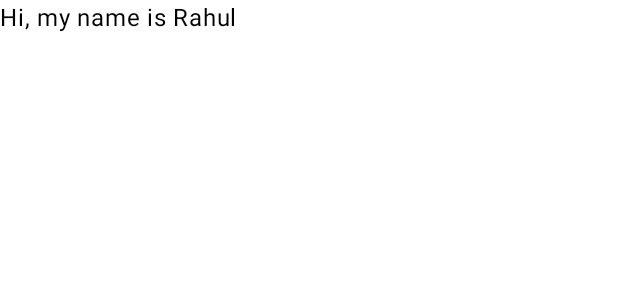
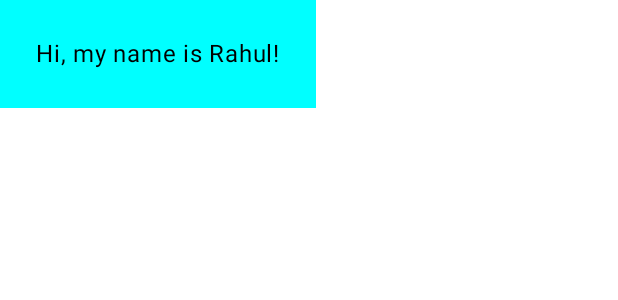
Before and after one commit to CoddeM/AndroidComposeCourse, an Android app built with Jetpack Compose: the @Preview function GreetingPreview, on a phone screen of 412 x 824 dp. Shown: the top 300 px of the screen. Run offline under Robolectric (Android 15) with nearby library versions, the phone set to English and light mode, and no system bars.

Commit message:
GreetingCard_01

```diff
--- a/01_GreetingCard/app/src/main/java/com/example/greetingcard/MainActivity.kt
+++ b/01_GreetingCard/app/src/main/java/com/example/greetingcard/MainActivity.kt
@@ -4,17 +4,19 @@ import android.os.Bundle
 import androidx.activity.ComponentActivity
 import androidx.activity.compose.setContent
 import androidx.activity.enableEdgeToEdge
-import androidx.compose.foundation.layout.Box
 import androidx.compose.foundation.layout.fillMaxSize
 import androidx.compose.foundation.layout.padding
 import androidx.compose.material3.Scaffold
+import androidx.compose.material3.Surface
 import androidx.compose.material3.Text
 import androidx.compose.runtime.Composable
 import androidx.compose.ui.Modifier
+import androidx.compose.ui.graphics.Color
 import androidx.compose.ui.tooling.preview.Preview
+import androidx.compose.ui.unit.dp
 import com.example.greetingcard.ui.theme.GreetingCardTheme
 
-class MainActivity : ComponentActivity() {
+    class MainActivity : ComponentActivity() {
     override fun onCreate(savedInstanceState: Bundle?) {
         super.onCreate(savedInstanceState)
         enableEdgeToEdge()
@@ -33,10 +35,10 @@ class MainActivity : ComponentActivity() {
 
 @Composable
 fun Greeting(name: String, modifier: Modifier = Modifier) {
-    Box {
+    Surface(color = Color.Cyan) {
         Text(
-            text = "Hi, my name is $name",
-            modifier = modifier
+            text = "Hi, my name is $name!",
+            modifier = modifier.padding(24.dp)
         )
     }
 }
```
